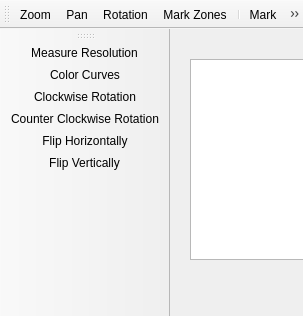
This is ui/projectionplane.ui in jonasstein/clip as Qt 5 draws it before an edit. The edited form follows.
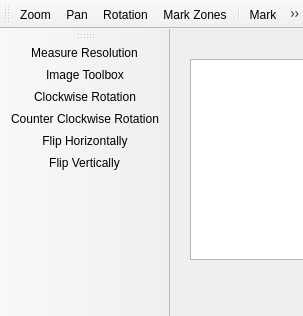
This is the edited form. Icons and pictures are not drawn. Custom widgets are drawn as their Qt base class.

```diff
--- a/ui/projectionplane.ui
+++ b/ui/projectionplane.ui
@@ -85,7 +85,7 @@
     <bool>false</bool>
    </attribute>
    <addaction name="rulerAction"/>
-   <addaction name="colorCurvesAction"/>
+   <addaction name="imageToolboxAction"/>
    <addaction name="rotCWAction"/>
    <addaction name="rotCCWAction"/>
    <addaction name="flipHAction"/>
@@ -229,13 +229,16 @@
     <string>Flip Vertically</string>
    </property>
   </action>
-  <action name="colorCurvesAction">
+  <action name="imageToolboxAction">
    <property name="icon">
     <iconset resource="../icons/icons.qrc">
      <normaloff>:/color_curve.png</normaloff>:/color_curve.png</iconset>
    </property>
    <property name="text">
-    <string>Color Curves</string>
+    <string>Image Toolbox</string>
+   </property>
+   <property name="toolTip">
+    <string>Contrast Enhancement, Resolution Calculation and Cropping of a loaded Image</string>
    </property>
   </action>
   <action name="markZonesAction">
```
